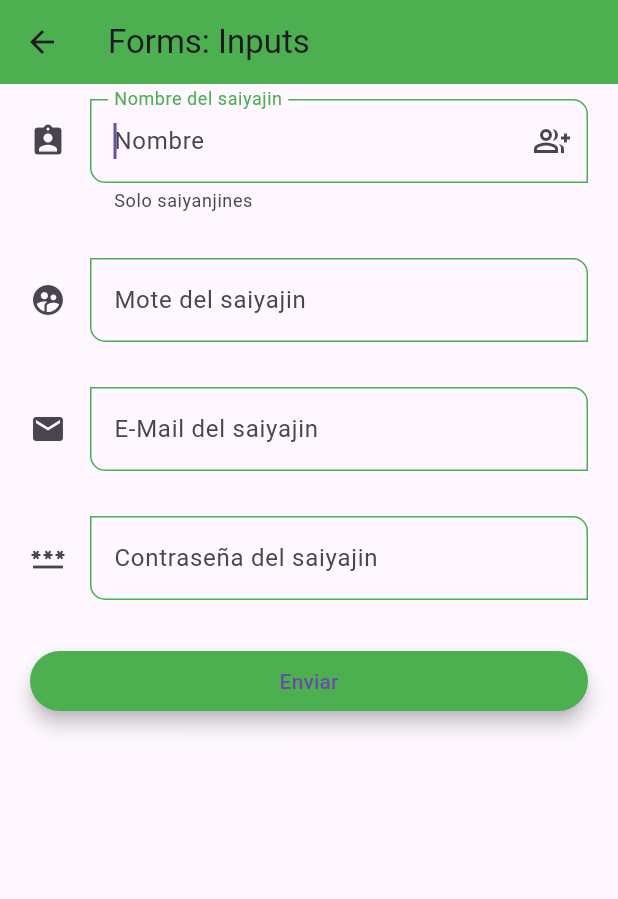
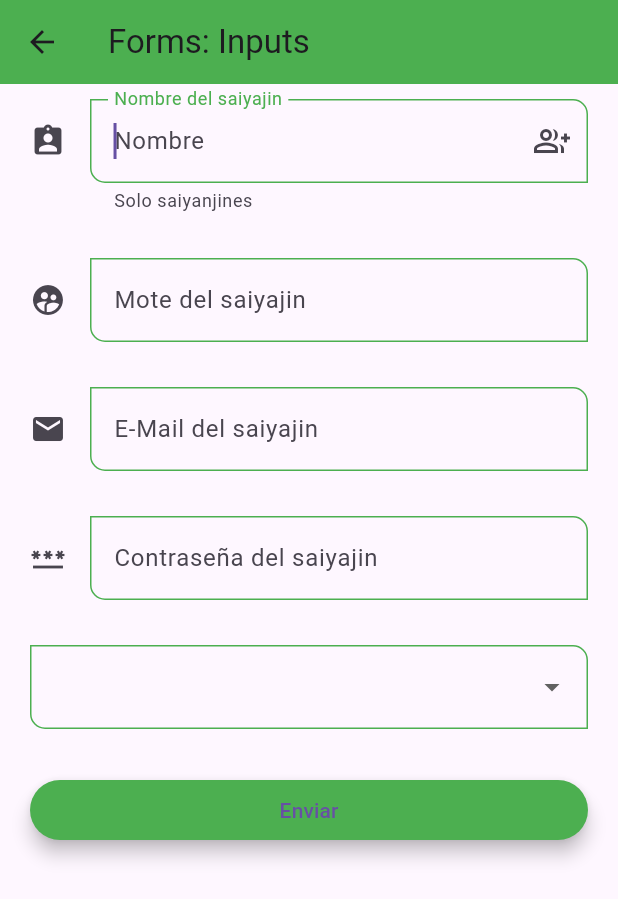
Before and after one commit to Guillermojs9/fl_components, a Flutter app: the InputsScreen screen opened by its route, on a phone screen of 412 x 824 dp. Shown: the top 899 px of the screen. Run offline on Flutter 3.47's test engine with Material 3 defaults, Android fonts, the phone set to English and light mode, and no system bars.

```diff
--- a/lib/router/app_routes.dart
+++ b/lib/router/app_routes.dart
@@ -42,11 +42,16 @@ class AppRoutes {
         icon: Icons.play_arrow,
         name: "Animated Container",
         screen: const AnimatedScreen()),
-        MenuOption(
+    MenuOption(
         route: "inputs",
         icon: Icons.input_rounded,
         name: "Forms: Inputs",
         screen: const InputsScreen()),
+    MenuOption(
+        route: "slider",
+        icon: Icons.slow_motion_video,
+        name: "Sliders & Checks",
+        screen: const SliderScreen()),
   ];
 
   static Map<String, Widget Function(BuildContext)> getAppRoutes() {
--- a/lib/screens/inputs_screen.dart
+++ b/lib/screens/inputs_screen.dart
@@ -24,39 +24,73 @@ class InputsScreen extends StatelessWidget {
             key: myFormKey,
             child: Column(
               children: [
-                const CustomTextFormField(
+                CustomTextFormField(
                   hintText: "Nombre",
                   labelText: "Nombre del saiyajin",
                   helperText: "Solo saiyanjines",
                   icon: Icons.assignment_ind,
                   suffixIcon: Icons.group_add_outlined,
+                  formProperty: "nombre",
+                  formValues: formValues,
                 ),
                 const SizedBox(
                   height: 30,
                 ),
-                const CustomTextFormField(
+                CustomTextFormField(
                   hintText: "Mote",
                   labelText: "Mote del saiyajin",
                   icon: Icons.supervised_user_circle,
+                  formProperty: "mote",
+                  formValues: formValues,
                 ),
                 const SizedBox(
                   height: 30,
                 ),
-                const CustomTextFormField(
+                CustomTextFormField(
                   hintText: "E-mail",
                   labelText: "E-Mail del saiyajin",
                   icon: Icons.email,
                   keyboardType: TextInputType.emailAddress,
+                  formProperty: "email",
+                  formValues: formValues,
                 ),
                 const SizedBox(
                   height: 30,
                 ),
-                const CustomTextFormField(
+                CustomTextFormField(
                   hintText: "Contraseña",
                   labelText: "Contraseña del saiyajin",
                   icon: Icons.password,
                   obscureText: true,
+                  formProperty: "password",
+                  formValues: formValues,
                 ),
+                const SizedBox(
+                  height: 30,
+                ),
+                DropdownButtonFormField(
+                    items: const [
+                      DropdownMenuItem(
+                        child: Text("Saiyajin"),
+                        value: "saiyajin",
+                      ),
+                      DropdownMenuItem(
+                        child: Text("Namekiano"),
+                        value: "namekiano",
+                      ),
+                      DropdownMenuItem(
+                        child: Text("Arcosiano"),
+                        value: "arcosiano",
+                      ),
+                      DropdownMenuItem(
+                        child: Text("Majin"),
+                        value: "majin",
+                      ),
+                    ],
+                    onChanged: (value) {
+                      print(value);
+                      formValues["role"] = value ?? "terricola";
+                    }),
                 const SizedBox(
                   height: 30,
                 ),
--- a/lib/screens/screens.dart
+++ b/lib/screens/screens.dart
@@ -5,3 +5,4 @@ export 'package:fl_components/screens/listview1_screen.dart';
 export 'package:fl_components/screens/listview2_screen.dart';
 export 'package:fl_components/screens/avatar_screen.dart';
 export 'package:fl_components/screens/inputs_screen.dart';
+export 'package:fl_components/screens/slider_screen.dart';
--- a/lib/widgets/custom_text_form_field.dart
+++ b/lib/widgets/custom_text_form_field.dart
@@ -8,6 +8,8 @@ class CustomTextFormField extends StatelessWidget {
   final IconData? suffixIcon;
   final TextInputType? keyboardType;
   final bool obscureText;
+  final String formProperty;
+  final Map<String, String> formValues;
 
   const CustomTextFormField({
     super.key,
@@ -18,6 +20,8 @@ class CustomTextFormField extends StatelessWidget {
     this.suffixIcon,
     this.keyboardType,
     this.obscureText = false,
+    required this.formProperty,
+    required this.formValues,
   });
 
   @override
@@ -27,9 +31,7 @@ class CustomTextFormField extends StatelessWidget {
       textCapitalization: TextCapitalization.words,
       keyboardType: keyboardType,
       obscureText: obscureText,
-      onChanged: (value) {
-        print("value: $value");
-      },
+      onChanged: (value) => formValues[formProperty] = value,
       validator: (value) {
         if (value!.length < 3) {
           return "Mínimo 3 carácteres";
```
Also changed, not shown: lib/screens/slider_screen.dart (added, +44 -0 lines).
